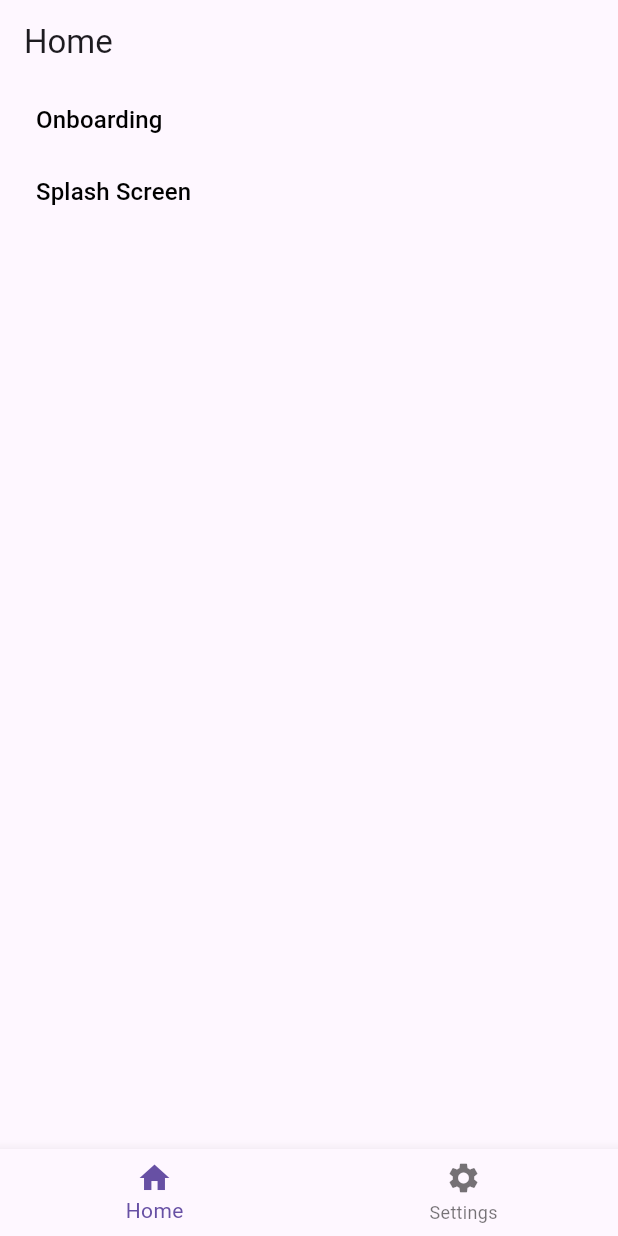
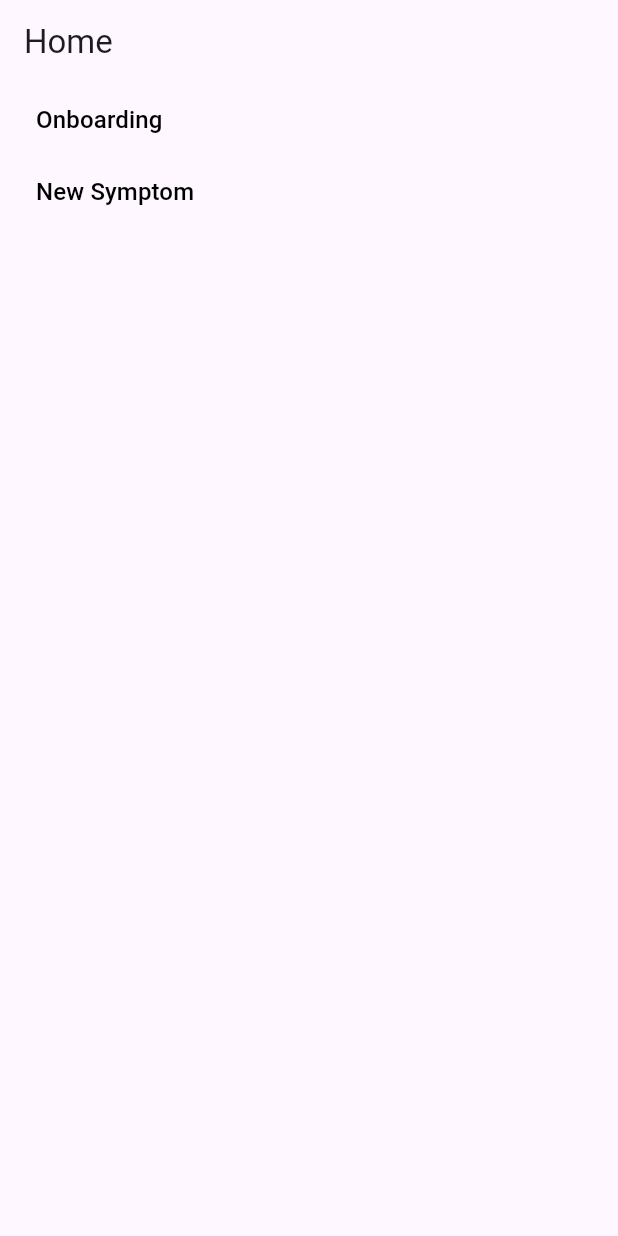
Before and after one commit to Kurczaak/accenture_hackaton_2025, a Flutter app: the screen it shows after launch, on a phone screen of 412 x 824 dp. Run offline on Flutter 3.47's test engine with Material 3 defaults, Android fonts, the phone set to English and light mode, and no system bars; our stand-ins replace auto_route.

Commit message:
added new symptom page

```diff
--- a/lib/presentation/features/home/home_page.dart
+++ b/lib/presentation/features/home/home_page.dart
@@ -1,5 +1,6 @@
 import 'package:accenture_hackaton_2025/presentation/common/text.dart';
 import 'package:accenture_hackaton_2025/presentation/features/onboarding/onbarding_page.dart';
+import 'package:accenture_hackaton_2025/presentation/features/symptom/new_symptom_page.dart';
 import 'package:accenture_hackaton_2025/router/router.gr.dart';
 import 'package:flutter/material.dart';
 import 'package:auto_route/auto_route.dart';
@@ -13,18 +14,6 @@ class HomePage extends StatelessWidget {
     return Scaffold(
       appBar: AppBar(
         title: const Text('Home'),
-      ),
-      bottomNavigationBar: BottomNavigationBar(
-        items: const [
-          BottomNavigationBarItem(
-            icon: Icon(Icons.home),
-            label: 'Home',
-          ),
-          BottomNavigationBarItem(
-            icon: Icon(Icons.settings),
-            label: 'Settings',
-          ),
-        ],
       ),
       body: SingleChildScrollView(
         child: Padding(
@@ -44,8 +33,13 @@ class HomePage extends StatelessWidget {
                 child: const MyText(text: 'Onboarding'),
               ),
               TextButton(
-                onPressed: () {},
-                child: const MyText(text: 'Splash Screen'),
+                onPressed: () {
+                  Navigator.push(
+                    context,
+                    MaterialPageRoute(builder: (context) => NewSymptomPage()),
+                  );
+                },
+                child: const MyText(text: 'New Symptom'),
               ),
             ],
           ),
```
Also changed, not shown: lib/presentation/features/symptom/new_symptom_page.dart (added, +101 -0 lines).
